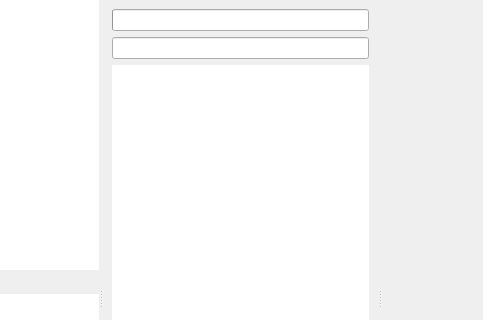
Old version of the form Sources/filemgmt/ptFileMgrWindow.ui in the repository dzz007/photivo; both pictures show x 256 to 739 and y 0 to 320 of the 739 by 596 pixel window.
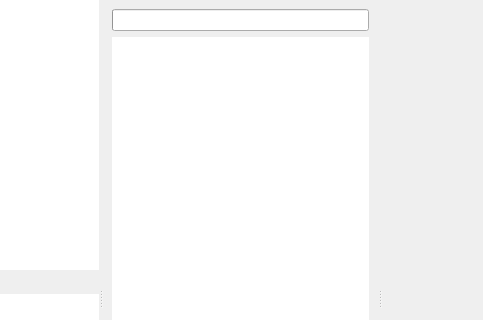
New version of the form.

Commit message: First implementation of interactive path bar - not interactive yet ;)

The edit to the form file:
```diff
--- a/Sources/filemgmt/ptFileMgrWindow.ui
+++ b/Sources/filemgmt/ptFileMgrWindow.ui
@@ -170,9 +170,6 @@
              </property>
             </widget>
            </item>
-           <item>
-            <widget class="QLineEdit" name="m_PathInput"/>
-           </item>
            <item>
             <widget class="QGraphicsView" name="m_FilesView">
              <property name="frameShape">
```
Left out of the diff: 2 changed lines with no effect on the pictures. The commit also changes 13 other files.
